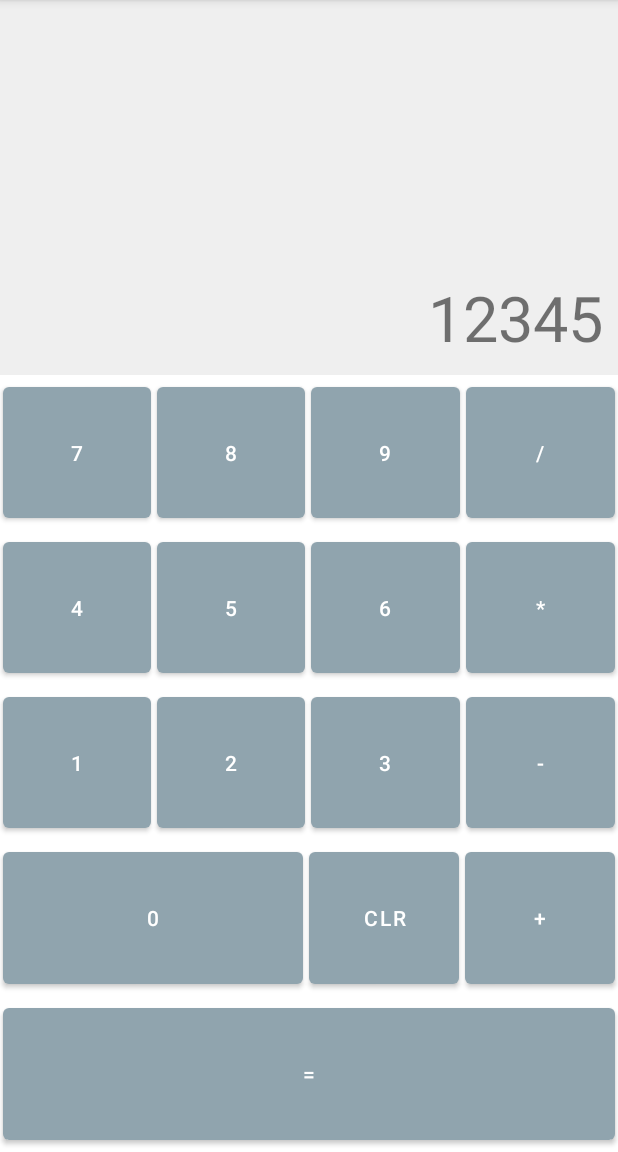
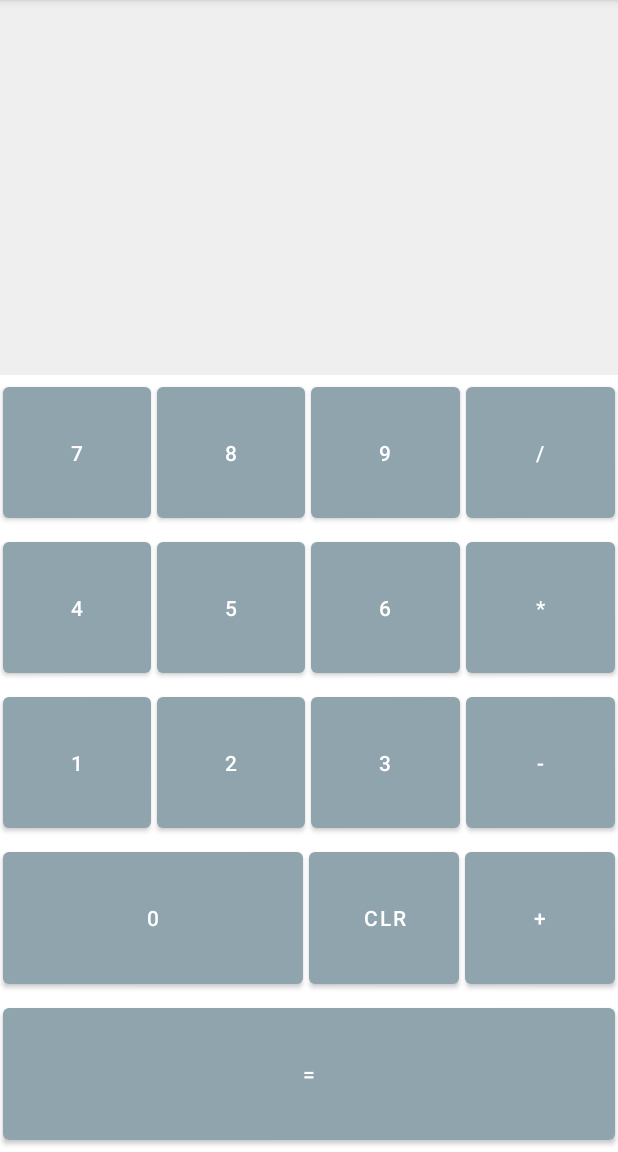
Before and after one commit to Yussefoh/CalculatorApp, an Android app: the screen it shows after launch (MainActivity), after a tap on "CLR", on a phone screen of 412 x 824 dp, the part 84-1236 px from its top. Run offline under Robolectric (Android 15) with nearby library versions, the phone set to English and light mode, and no system bars.

```diff
--- a/app/src/main/java/com/learning/calculator/MainActivity.kt
+++ b/app/src/main/java/com/learning/calculator/MainActivity.kt
@@ -3,15 +3,25 @@ package com.learning.calculator
 import androidx.appcompat.app.AppCompatActivity
 import android.os.Bundle
 import android.view.View
-import android.widget.Toast
+import android.widget.Button
+import android.widget.TextView
 
 class MainActivity : AppCompatActivity() {
+
+    private var tvInput: TextView? = null
+
     override fun onCreate(savedInstanceState: Bundle?) {
         super.onCreate(savedInstanceState)
         setContentView(R.layout.activity_main)
+
+        tvInput = findViewById(R.id.tvInput)
     }
 
-    fun onDigit (view:View) {
-        Toast.makeText(this, "ButtonClick", Toast.LENGTH_LONG).show()
+    fun onDigit(view: View) {
+        tvInput?.append((view as Button).text)
+    }
+
+    fun onClear(view: View) {
+        tvInput?.text = ""
     }
 }
--- a/app/src/main/res/layout/activity_main.xml
+++ b/app/src/main/res/layout/activity_main.xml
@@ -1,6 +1,5 @@
 <?xml version="1.0" encoding="utf-8"?>
 <LinearLayout xmlns:android="http://schemas.android.com/apk/res/android"
-    xmlns:app="http://schemas.android.com/apk/res-auto"
     xmlns:tools="http://schemas.android.com/tools"
     android:layout_width="match_parent"
     android:layout_height="match_parent"
@@ -8,13 +7,13 @@
     tools:context=".MainActivity">
 
 <TextView
+    android:id="@+id/tvInput"
     android:layout_width="match_parent"
     android:layout_height="250dp"
     android:background="@color/light_grey"
     android:padding="10dp"
     android:textSize="42sp"
     android:gravity="end|bottom"
-    android:text="@string/calc_placeholder_text"
     />
     <LinearLayout
         android:layout_width="match_parent"
@@ -183,7 +182,7 @@
             android:layout_width="0dp"
             android:layout_height="match_parent"
             android:layout_weight="1"
-            android:onClick="onDigit"
+            android:onClick="onClear"
             android:text="CLR"
             />
         <Button
--- a/app/src/main/res/values/strings.xml
+++ b/app/src/main/res/values/strings.xml
@@ -1,6 +1,5 @@
 <resources>
     <string name="app_name">Calculator App</string>
-    <string name="calc_placeholder_text">12345</string>
     <string name="Divide">/</string>
     <string name="_7">7</string>
     <string name="_8">8</string>
```
